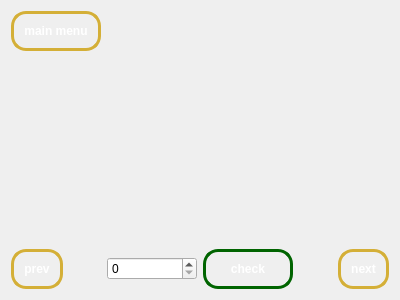
Old version of the form learn_widget.ui in the repository owenharvey78/blackjack-learning-game.
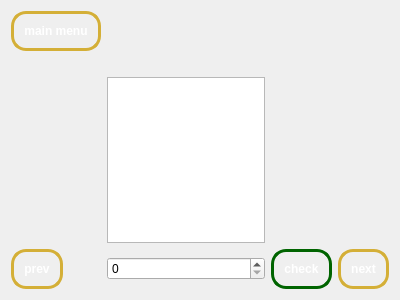
New version of the form.

Commit message: Add card sprites to page 13 on the learn page

Diff of the .ui file:
```diff
--- a/learn_widget.ui
+++ b/learn_widget.ui
@@ -13,6 +13,9 @@
   <property name="windowTitle">
    <string>Form</string>
   </property>
+  <property name="styleSheet">
+   <string notr="true"/>
+  </property>
   <layout class="QGridLayout" name="gridLayout">
    <item row="0" column="0" alignment="Qt::AlignmentFlag::AlignLeft">
     <widget class="QPushButton" name="mainMenuButton">
@@ -167,6 +170,9 @@
      </property>
     </widget>
    </item>
+   <item row="2" column="1">
+    <widget class="QGraphicsView" name="graphicsView"/>
+   </item>
   </layout>
  </widget>
  <resources/>
```
The commit also changes 2 other files.
